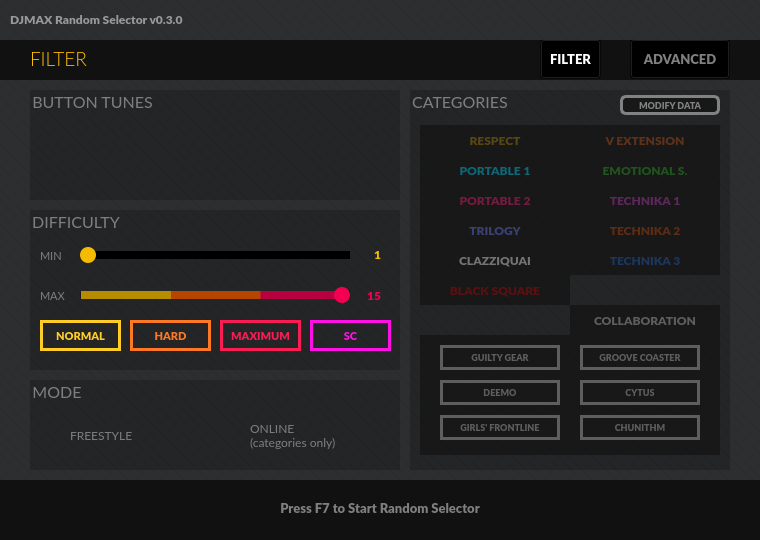
Old version of the form selector_ui.ui in the repository wowvv0w/djmax-random-selector.
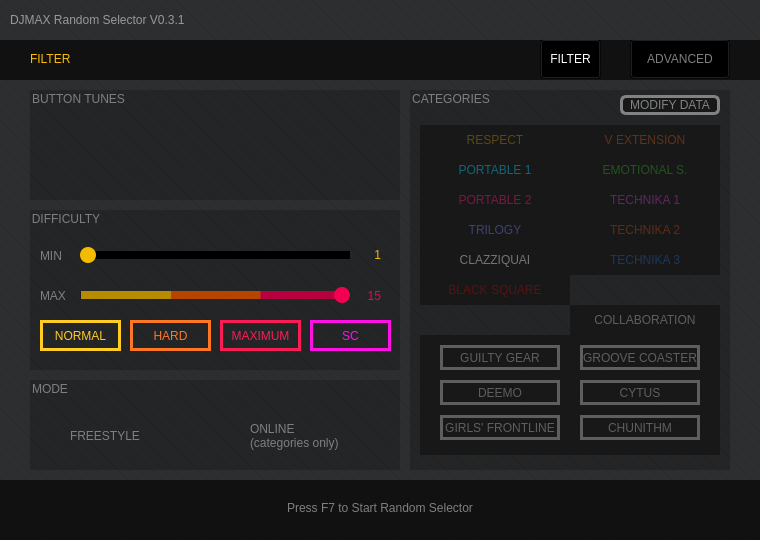
New version of the form. Icons and pictures are not drawn.

Commit message: system tray & font fix

The edit to the form file:
```diff
--- a/selector_ui.ui
+++ b/selector_ui.ui
@@ -22,11 +22,6 @@
     <height>540</height>
    </size>
   </property>
-  <property name="font">
-   <font>
-    <family>Lato</family>
-   </font>
-  </property>
   <property name="windowTitle">
    <string>DJMAX Random Selector v0.3.0</string>
   </property>
@@ -53,13 +48,6 @@
       <height>380</height>
      </rect>
     </property>
-    <property name="font">
-     <font>
-      <family>Lato Black</family>
-      <weight>75</weight>
-      <bold>true</bold>
-     </font>
-    </property>
     <property name="styleSheet">
      <string notr="true">QTabWidget::pane{
 	background: transparent;
@@ -98,14 +86,6 @@
         <height>380</height>
        </rect>
       </property>
-      <property name="font">
-       <font>
-        <family>Lato</family>
-        <pointsize>12</pointsize>
-        <weight>50</weight>
-        <bold>false</bold>
-       </font>
-      </property>
       <property name="focusPolicy">
        <enum>Qt::NoFocus</enum>
       </property>
@@ -137,13 +117,6 @@
          <height>30</height>
         </rect>
        </property>
-       <property name="font">
-        <font>
-         <family>Lato Black</family>
-         <weight>75</weight>
-         <bold>true</bold>
-        </font>
-       </property>
        <property name="styleSheet">
         <string notr="true">QPushButton {
 	color: #594713;
@@ -172,13 +145,6 @@
          <height>30</height>
         </rect>
        </property>
-       <property name="font">
-        <font>
-         <family>Lato Black</family>
-         <weight>75</weight>
-         <bold>true</bold>
-        </font>
-       </property>
        <property name="styleSheet">
         <string notr="true">QPushButton {
 	color: #0e6677;
@@ -207,13 +173,6 @@
          <height>30</height>
         </rect>
        </property>
-       <property name="font">
-        <font>
-         <family>Lato Black</family>
-         <weight>75</weight>
-         <bold>true</bold>
-        </font>
-       </property>
        <property name="styleSheet">
         <string notr="true">QPushButton {
 	color: #761a3f;
@@ -242,13 +201,6 @@
          <height>30</height>
         </rect>
        </property>
-       <property name="font">
-        <font>
-         <family>Lato Black</family>
-         <weight>75</weight>
-         <bold>true</bold>
-        </font>
-       </property>
        <property name="styleSheet">
         <string notr="true">QPushButton {
 	color: #3a4175;
@@ -277,13 +229,6 @@
          <height>30</height>
         </rect>
        </property>
-       <property name="font">
-        <font>
-         <family>Lato Black</family>
-         <weight>75</weight>
-         <bold>true</bold>
-        </font>
-       </property>
        <property name="styleSheet">
         <string notr="true">QPushButton {
 	color: #747475;
@@ -312,13 +257,6 @@
          <height>30</height>
         </rect>
        </property>
-       <property name="font">
-        <font>
-         <family>Lato Black</family>
-         <weight>75</weight>
-         <bold>true</bold>
-        </font>
-       </property>
        <property name="styleSheet">
         <string notr="true">QPushButton {
 	color: #5b1010;
@@ -347,13 +285,6 @@
          <height>30</height>
         </rect>
        </property>
-       <property name="font">
-        <font>
-         <family>Lato Black</family>
-         <weight>75</weight>
-         <bold>true</bold>
-        </font>
-       </property>
        <property name="styleSheet">
         <string notr="true">QPushButton {
 	color: #5e321a;
@@ -382,13 +313,6 @@
          <height>30</height>
         </rect>
        </property>
-       <property name="font">
-        <font>
-         <family>Lato Black</family>
-         <weight>75</weight>
-         <bold>true</bold>
-        </font>
-       </property>
        <property name="styleSheet">
         <string notr="true">QPushButton {
 	color: #20541d;
@@ -417,13 +341,6 @@
          <height>30</height>
         </rect>
        </property>
-       <property name="font">
-        <font>
-         <family>Lato Black</family>
-         <weight>75</weight>
-         <bold>true</bold>
-        </font>
-       </property>
        <property name="styleSheet">
         <string notr="true">QPushButton {
 	color: #5e275b;
@@ -452,13 +369,6 @@
          <height>30</height>
         </rect>
        </property>
-       <property name="font">
-        <font>
-         <family>Lato Black</family>
-         <weight>75</weight>
-         <bold>true</bold>
-        </font>
-       </property>
        <property name="styleSheet">
         <string notr="true">QPushButton {
 	color: #5e2b13;
@@ -487,13 +397,6 @@
          <height>30</height>
         </rect>
        </property>
-       <property name="font">
-        <font>
-         <family>Lato Black</family>
-         <weight>75</weight>
-         <bold>true</bold>
-        </font>
-       </property>
        <property name="styleSheet">
         <string notr="true">QPushButton {
 	color: #1d365e;
@@ -522,14 +425,6 @@
          <height>120</height>
         </rect>
        </property>
-       <property name="font">
-        <font>
-         <family>Lato</family>
-         <pointsize>8</pointsize>
-         <weight>50</weight>
-         <bold>false</bold>
-        </font>
-       </property>
        <property name="styleSheet">
         <string notr="true">QFrame{
 	background-color: rgba(0, 0, 0, 87);
@@ -550,14 +445,6 @@
           <height>25</height>
          </rect>
         </property>
-        <property name="font">
-         <font>
-          <family>Lato Black</family>
-          <pointsize>7</pointsize>
-          <weight>75</weight>
-          <bold>true</bold>
-         </font>
-        </property>
         <property name="styleSheet">
          <string notr="true">QPushButton {
     border: 3px solid #5e5e5e;
@@ -589,14 +476,6 @@
           <height>25</height>
          </rect>
         </property>
-        <property name="font">
-         <font>
-          <family>Lato Black</family>
-          <pointsize>7</pointsize>
-          <weight>75</weight>
-          <bold>true</bold>
-         </font>
-        </property>
         <property name="styleSheet">
          <string notr="true">QPushButton {
     border: 3px solid #5e5e5e;
@@ -625,14 +504,6 @@
           <height>25</height>
          </rect>
         </property>
-        <property name="font">
-         <font>
-          <family>Lato Black</family>
-          <pointsize>7</pointsize>
-          <weight>75</weight>
-          <bold>true</bold>
-         </font>
-        </property>
         <property name="styleSheet">
          <string notr="true">QPushButton {
     border: 3px solid #5e5e5e;
@@ -661,14 +532,6 @@
           <height>25</height>
          </rect>
         </property>
-        <property name="font">
-         <font>
-          <family>Lato Black</family>
-          <pointsize>7</pointsize>
-          <weight>75</weight>
-          <bold>true</bold>
-         </font>
-        </property>
         <property name="styleSheet">
          <string notr="true">QPushButton {
     border: 3px solid #5e5e5e;
@@ -697,14 +560,6 @@
           <height>25</height>
          </rect>
         </property>
-        <property name="font">
-         <font>
-          <family>Lato Black</family>
-          <pointsize>7</pointsize>
-          <weight>75</weight>
-          <bold>true</bold>
-         </font>
-        </property>
         <property name="styleSheet">
          <string notr="true">QPushButton {
     border: 3px solid #5e5e5e;
@@ -733,14 +588,6 @@
           <height>25</height>
          </rect>
         </property>
-        <property name="font">
-         <font>
-          <family>Lato Black</family>
-          <pointsize>7</pointsize>
-          <weight>75</weight>
-          <bold>true</bold>
-         </font>
-        </property>
         <property name="styleSheet">
          <string notr="true">QPushButton {
     border: 3px solid #5e5e5e;
@@ -776,13 +623,6 @@
          <height>30</height>
         </rect>
        </property>
-       <property name="font">
-        <font>
-         <family>Lato Black</family>
-         <weight>75</weight>
-         <bold>true</bold>
-        </font>
-       </property>
        <property name="styleSheet">
         <string notr="true">QPushButton {
 	color: #5e5e5e;
@@ -811,14 +651,6 @@
          <height>20</height>
         </rect>
        </property>
-       <property name="font">
-        <font>
-         <family>Lato Black</family>
-         <pointsize>7</pointsize>
-         <weight>75</weight>
-         <bold>true</bold>
-        </font>
-       </property>
        <property name="styleSheet">
         <string notr="true">QPushButton {
     border: 3px solid #818282;
@@ -855,14 +687,6 @@
         <height>110</height>
        </rect>
       </property>
-      <property name="font">
-       <font>
-        <family>Lato</family>
-        <pointsize>12</pointsize>
-        <weight>50</weight>
-        <bold>false</bold>
-       </font>
-      </property>
       <property name="styleSheet">
        <string notr="true">QGroupBox{
 	background-color:rgba(0, 0, 0, 51);
@@ -1065,22 +889,30 @@
         <height>160</height>
        </rect>
       </property>
-      <property name="font">
-       <font>
-        <family>Lato</family>
-        <pointsize>12</pointsize>
-        <weight>50</weight>
-        <bold>false</bold>
-       </font>
-      </property>
       <property name="styleSheet">
        <string notr="true">QGroupBox{
 	background-color:rgba(0, 0, 0, 51);
 	color:#7f7f7f;
 	border:none;
 }
-QSlider{
-	background: transparent;
+QPushButton{
+	font: 8pt &quot;Lato Black&quot;
+}
+QSlider::groove:horizontal {
+    height: 8px;
+    background: transparent;
+}
+QSlider::handle:horizontal {
+    background: #f40052;
+    width: 16px;
+	margin: -4px 0;
+    border-radius: 8px;
+}
+QSlider::add-page:horizontal {
+    background: #000000;
+}
+QSlider::sub-page:horizontal {
+    background: rgba(0, 0, 0, 64);
 }</string>
       </property>
       <property name="title">
@@ -1095,13 +927,8 @@
          <height>31</height>
         </rect>
        </property>
-       <property name="font">
-        <font>
-         <family>Lato</family>
-         <pointsize>8</pointsize>
-         <weight>50</weight>
-         <bold>false</bold>
-        </font>
+       <property name="styleSheet">
+        <string notr="true">font: 8pt &quot;Lato&quot;</string>
        </property>
        <property name="text">
         <string>MIN</string>
@@ -1116,13 +943,8 @@
          <height>31</height>
         </rect>
        </property>
-       <property name="font">
-        <font>
-         <family>Lato</family>
-         <pointsize>8</pointsize>
-         <weight>50</weight>
-         <bold>false</bold>
-        </font>
+       <property name="styleSheet">
+        <string notr="true">font: 8pt &quot;Lato&quot;</string>
        </property>
        <property name="text">
         <string>MAX</string>
@@ -1183,14 +1005,6 @@
          <height>31</height>
         </rect>
        </property>
-       <property name="font">
-        <font>
-         <family>Lato Black</family>
-         <pointsize>9</pointsize>
-         <weight>75</weight>
-         <bold>true</bold>
-        </font>
-       </property>
        <property name="layoutDirection">
         <enum>Qt::LeftToRight</enum>
        </property>
@@ -1219,14 +1033,6 @@
          <height>31</height>
         </rect>
        </property>
-       <property name="font">
-        <font>
-         <family>Lato Black</family>
-         <pointsize>9</pointsize>
-         <weight>75</weight>
-         <bold>true</bold>
-        </font>
-       </property>
        <property name="layoutDirection">
         <enum>Qt::LeftToRight</enum>
        </property>
@@ -1304,14 +1110,6 @@
          <height>31</height>
         </rect>
        </property>
-       <property name="font">
-        <font>
-         <family>Lato Black</family>
-         <pointsize>8</pointsize>
-         <weight>75</weight>
-         <bold>true</bold>
-        </font>
-       </property>
        <property name="styleSheet">
         <string notr="true">QPushButton {
     border: 3px solid #ffcc25;
@@ -1341,14 +1139,6 @@
          <height>31</height>
         </rect>
        </property>
-       <property name="font">
-        <font>
-         <family>Lato Black</family>
-         <pointsize>8</pointsize>
-         <weight>75</weight>
-         <bold>true</bold>
-        </font>
-       </property>
        <property name="styleSheet">
         <string notr="true">QPushButton {
     border: 3px solid #fe7724;
@@ -1378,14 +1168,6 @@
          <height>31</height>
         </rect>
        </property>
-       <property name="font">
-        <font>
-         <family>Lato Black</family>
-         <pointsize>8</pointsize>
-         <weight>75</weight>
-         <bold>true</bold>
-        </font>
-       </property>
        <property name="styleSheet">
         <string notr="true">QPushButton {
     border: 3px solid #f91c55;
@@ -1415,14 +1197,6 @@
          <height>31</height>
         </rect>
        </property>
-       <property name="font">
-        <font>
-         <family>Lato Black</family>
-         <pointsize>8</pointsize>
-         <weight>75</weight>
-         <bold>true</bold>
-        </font>
-       </property>
        <property name="styleSheet">
         <string notr="true">QPushButton {
     border: 3px solid #ff11e6;
@@ -1517,14 +1291,6 @@
         <height>90</height>
        </rect>
       </property>
-      <property name="font">
-       <font>
-        <family>Lato</family>
-        <pointsize>12</pointsize>
-        <weight>50</weight>
-        <bold>false</bold>
-       </font>
-      </property>
       <property name="styleSheet">
        <string notr="true">QGroupBox{
 	background-color:rgba(0, 0, 0, 51);
@@ -1548,13 +1314,6 @@
          <height>51</height>
         </rect>
        </property>
-       <property name="font">
-        <font>
-         <family>Lato</family>
-         <weight>50</weight>
-         <bold>false</bold>
-        </font>
-       </property>
        <property name="styleSheet">
         <string notr="true">QRadioButton{
 	color:#7f7f7f;
@@ -1576,14 +1335,6 @@
          <height>51</height>
         </rect>
        </property>
-       <property name="font">
-        <font>
-         <family>Lato</family>
-         <pointsize>9</pointsize>
-         <weight>50</weight>
-         <bold>false</bold>
-        </font>
-       </property>
        <property name="styleSheet">
         <string notr="true">QRadioButton{
 	color:#7f7f7f;
@@ -1883,12 +1634,6 @@
        <height>41</height>
       </rect>
      </property>
-     <property name="font">
-      <font>
-       <family>Lato Light</family>
-       <pointsize>14</pointsize>
-      </font>
-     </property>
      <property name="text">
       <string>FILTER</string>
      </property>
@@ -1905,14 +1650,6 @@
        <height>40</height>
       </rect>
      </property>
-     <property name="font">
-      <font>
-       <family>Lato Black</family>
-       <pointsize>10</pointsize>
-       <weight>75</weight>
-       <bold>true</bold>
-      </font>
-     </property>
      <property name="styleSheet">
       <string notr="true"/>
      </property>
@@ -1935,14 +1672,6 @@
        <height>40</height>
       </rect>
      </property>
-     <property name="font">
-      <font>
-       <family>Lato Black</family>
-       <pointsize>10</pointsize>
-       <weight>75</weight>
-       <bold>true</bold>
-      </font>
-     </property>
      <property name="text">
       <string>ADVANCED</string>
      </property>
@@ -1978,13 +1707,8 @@
        <height>60</height>
       </rect>
      </property>
-     <property name="font">
-      <font>
-       <family>Lato Black</family>
-       <pointsize>10</pointsize>
-       <weight>75</weight>
-       <bold>true</bold>
-      </font>
+     <property name="styleSheet">
+      <string notr="true">font: 10pt &quot;Lato Black&quot;</string>
      </property>
      <property name="text">
       <string>Press F7 to Start Random Selector</string>
@@ -2080,18 +1804,11 @@
        <height>41</height>
       </rect>
      </property>
-     <property name="font">
-      <font>
-       <family>Lato Black</family>
-       <weight>75</weight>
-       <bold>true</bold>
-      </font>
-     </property>
      <property name="styleSheet">
       <string notr="true">color:#989999;</string>
      </property>
      <property name="text">
-      <string>DJMAX Random Selector v0.3.0</string>
+      <string>DJMAX Random Selector V0.3.1</string>
      </property>
     </widget>
    </widget>
```
Left out of the diff: 105 changed lines with no effect on the pictures. The commit also changes 6 other files.
